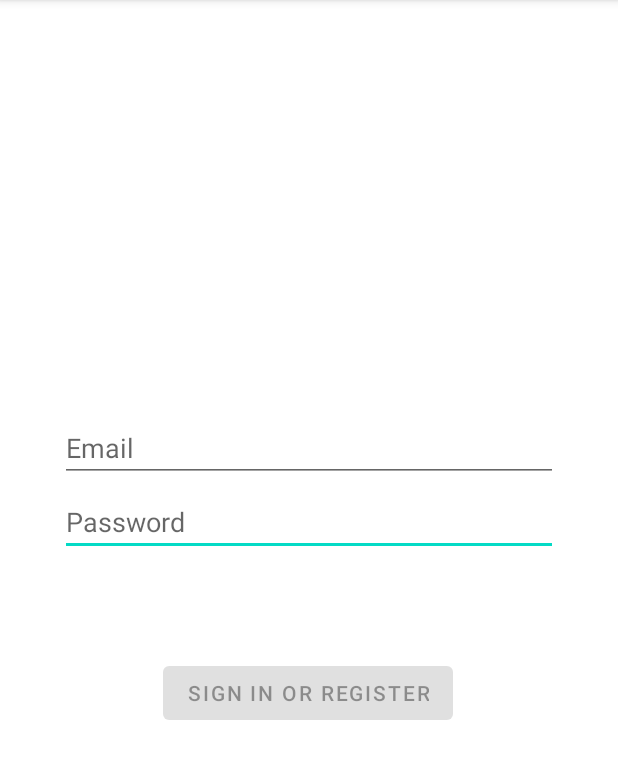
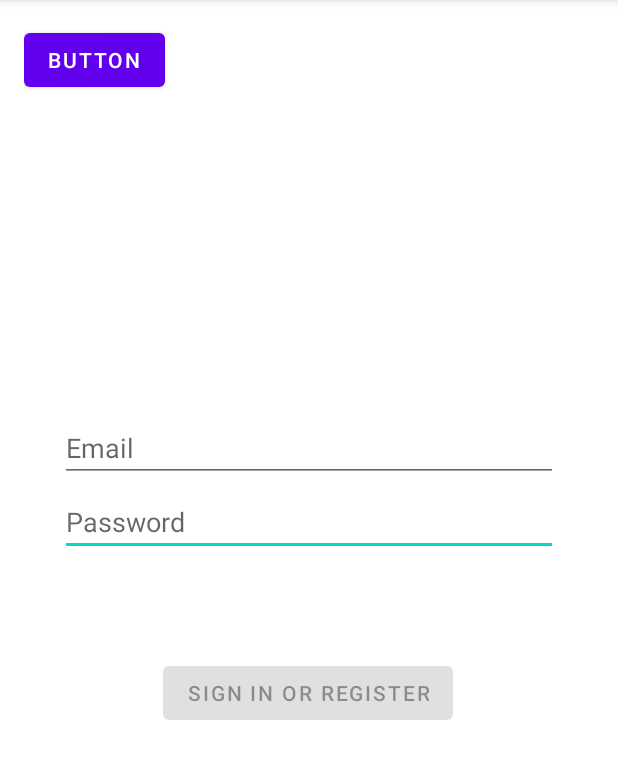
Before and after one commit to Wander-Pets/rtu_student_portal, an Android app: the screen it shows after launch (LoginActivity), on a phone screen of 412 x 824 dp, the part 84-863 px from its top. Run offline under Robolectric (Android 15) with nearby library versions, the phone set to English and light mode, and no system bars.

Commit message:
Naglagay ako button, pindutin mo

```diff
--- a/app/src/main/res/layout/activity_login.xml
+++ b/app/src/main/res/layout/activity_login.xml
@@ -82,4 +82,12 @@
         tools:layout_editor_absoluteX="141dp"
         tools:layout_editor_absoluteY="16dp"
         tools:srcCompat="@tools:sample/avatars" />
+
+    <Button
+        android:id="@+id/button"
+        android:layout_width="wrap_content"
+        android:layout_height="wrap_content"
+        android:text="Button"
+        tools:layout_editor_absoluteX="159dp"
+        tools:layout_editor_absoluteY="524dp" />
 </androidx.constraintlayout.widget.ConstraintLayout>
```
